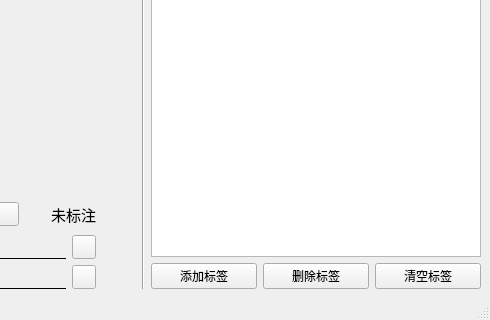
Old version of the form Labelling.ui in the repository ChordXy/Image-Label; both pictures show x 833 to 1323 and y 419 to 739 of the 1323 by 739 pixel window.
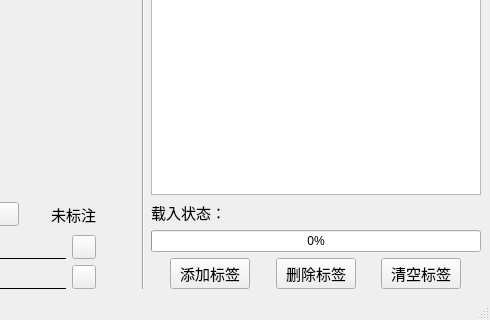
New version of the form. Icons and pictures are not drawn. Custom widgets are drawn as their Qt base class.

What changed in the file:
```diff
--- a/Labelling.ui
+++ b/Labelling.ui
@@ -968,29 +968,115 @@
         </column>
        </widget>
       </item>
+      <item>
+       <widget class="QLabel" name="label_progressbar">
+        <property name="font">
+         <font>
+          <pointsize>11</pointsize>
+         </font>
+        </property>
+        <property name="text">
+         <string>载入状态：</string>
+        </property>
+       </widget>
+      </item>
+      <item>
+       <widget class="QProgressBar" name="progressBar">
+        <property name="value">
+         <number>0</number>
+        </property>
+       </widget>
+      </item>
       <item>
        <layout class="QHBoxLayout" name="horizontalLayout_2">
+        <item>
+         <spacer name="horizontalSpacer_12">
+          <property name="orientation">
+           <enum>Qt::Horizontal</enum>
+          </property>
+          <property name="sizeHint" stdset="0">
+           <size>
+            <width>40</width>
+            <height>20</height>
+           </size>
+          </property>
+         </spacer>
+        </item>
         <item>
          <widget class="QPushButton" name="pushButton_addLabel">
+          <property name="font">
+           <font>
+            <pointsize>11</pointsize>
+           </font>
+          </property>
           <property name="text">
            <string>添加标签</string>
           </property>
          </widget>
         </item>
+        <item>
+         <spacer name="horizontalSpacer_14">
+          <property name="orientation">
+           <enum>Qt::Horizontal</enum>
+          </property>
+          <property name="sizeHint" stdset="0">
+           <size>
+            <width>40</width>
+            <height>20</height>
+           </size>
+          </property>
+         </spacer>
+        </item>
         <item>
          <widget class="QPushButton" name="pushButton_delLabel">
+          <property name="font">
+           <font>
+            <pointsize>11</pointsize>
+           </font>
+          </property>
           <property name="text">
            <string>删除标签</string>
           </property>
          </widget>
         </item>
+        <item>
+         <spacer name="horizontalSpacer_15">
+          <property name="orientation">
+           <enum>Qt::Horizontal</enum>
+          </property>
+          <property name="sizeHint" stdset="0">
+           <size>
+            <width>40</width>
+            <height>20</height>
+           </size>
+          </property>
+         </spacer>
+        </item>
         <item>
          <widget class="QPushButton" name="pushButton_ClearLabel">
+          <property name="font">
+           <font>
+            <pointsize>11</pointsize>
+           </font>
+          </property>
           <property name="text">
            <string>清空标签</string>
           </property>
          </widget>
         </item>
+        <item>
+         <spacer name="horizontalSpacer_13">
+          <property name="orientation">
+           <enum>Qt::Horizontal</enum>
+          </property>
+          <property name="sizeHint" stdset="0">
+           <size>
+            <width>40</width>
+            <height>20</height>
+           </size>
+          </property>
+         </spacer>
+        </item>
        </layout>
       </item>
      </layout>
```
